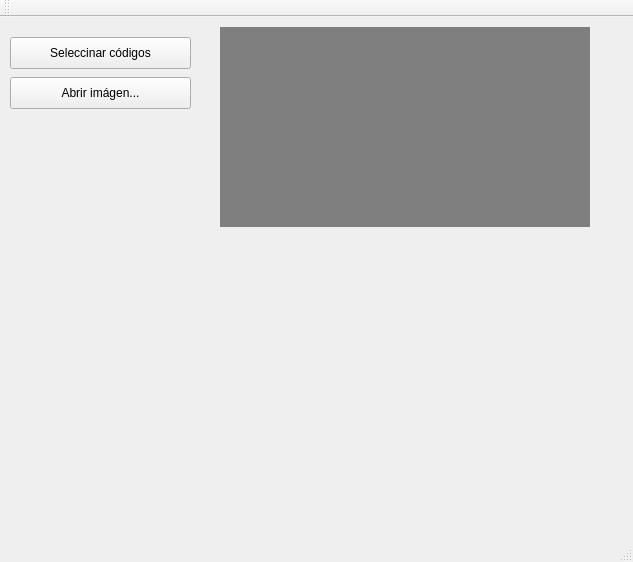
The window that Decompression/mainwindow.ui (egjimenezg/ImageAnalysis) describes before a commit, drawn with Qt 5.
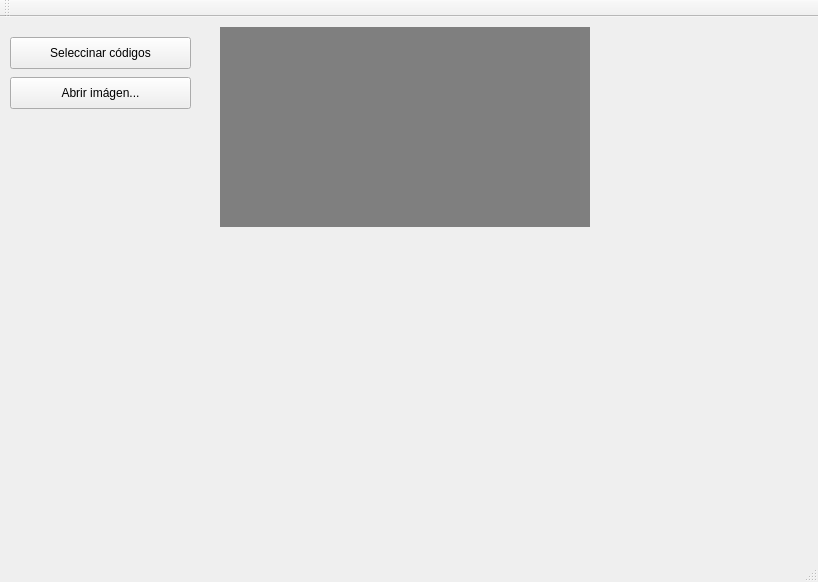
The same window after the commit.

```diff
--- a/Decompression/mainwindow.ui
+++ b/Decompression/mainwindow.ui
@@ -6,8 +6,8 @@
    <rect>
     <x>0</x>
     <y>0</y>
-    <width>633</width>
-    <height>562</height>
+    <width>818</width>
+    <height>582</height>
    </rect>
   </property>
   <property name="windowTitle">
```
Left out of the diff: 2 changed lines with no effect on the pictures.
